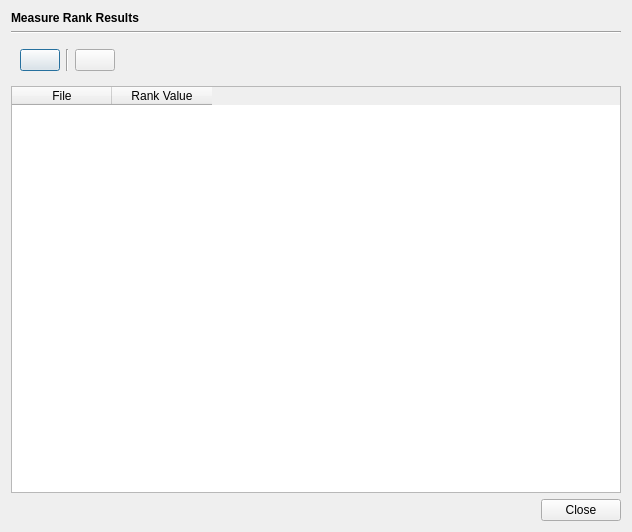
Above: src/plugins/measurerankresultdialog.ui from braeun/FitsIP before the change. Below: the same form after it.
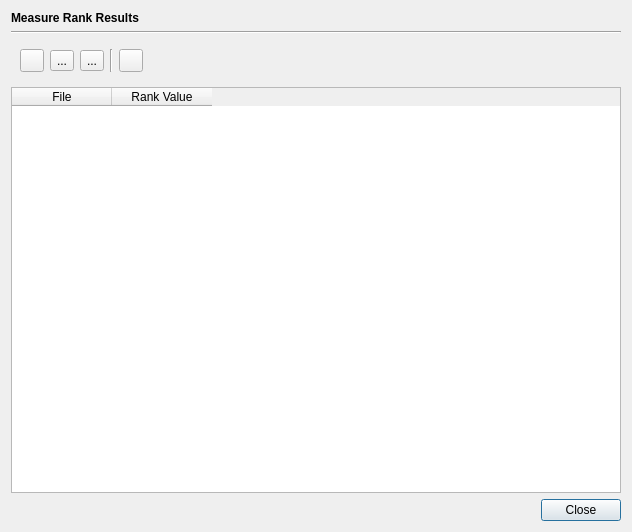
That is the form after the change. Icons and pictures are not drawn.

Diff of the .ui file:
```diff
--- a/src/plugins/measurerankresultdialog.ui
+++ b/src/plugins/measurerankresultdialog.ui
@@ -38,7 +38,7 @@
     <widget class="QWidget" name="widget" native="true">
      <layout class="QHBoxLayout" name="horizontalLayout">
       <item>
-       <widget class="QPushButton" name="copyButton">
+       <widget class="QToolButton" name="copyButton">
         <property name="toolTip">
          <string>&lt;html&gt;&lt;head/&gt;&lt;body&gt;&lt;p&gt;Copy filesnames to file list&lt;/p&gt;&lt;/body&gt;&lt;/html&gt;</string>
         </property>
@@ -47,7 +47,37 @@
         </property>
         <property name="icon">
          <iconset>
-          <normalon>:/resources/icons/document-export-table.png</normalon>
+          <normalon>:/resources/icons/edit-table-insert-row-above.png</normalon>
+         </iconset>
+        </property>
+       </widget>
+      </item>
+      <item>
+       <widget class="QToolButton" name="saveButton">
+        <property name="toolTip">
+         <string>&lt;html&gt;&lt;head/&gt;&lt;body&gt;&lt;p&gt;Write results to file&lt;/p&gt;&lt;/body&gt;&lt;/html&gt;</string>
+        </property>
+        <property name="text">
+         <string>...</string>
+        </property>
+        <property name="icon">
+         <iconset>
+          <normalon>:/resources/icons/document-save.png</normalon>
+         </iconset>
+        </property>
+       </widget>
+      </item>
+      <item>
+       <widget class="QToolButton" name="logButton">
+        <property name="toolTip">
+         <string>&lt;html&gt;&lt;head/&gt;&lt;body&gt;&lt;p&gt;Write results to logbook&lt;/p&gt;&lt;/body&gt;&lt;/html&gt;</string>
+        </property>
+        <property name="text">
+         <string>...</string>
+        </property>
+        <property name="icon">
+         <iconset>
+          <normalon>:/resources/icons/address-book-new.png</normalon>
          </iconset>
         </property>
        </widget>
@@ -60,7 +90,7 @@
        </widget>
       </item>
       <item>
-       <widget class="QPushButton" name="removeRowsButton">
+       <widget class="QToolButton" name="removeRowsButton">
         <property name="toolTip">
          <string>&lt;html&gt;&lt;head/&gt;&lt;body&gt;&lt;p&gt;Remove selected rows&lt;/p&gt;&lt;/body&gt;&lt;/html&gt;</string>
         </property>
```
